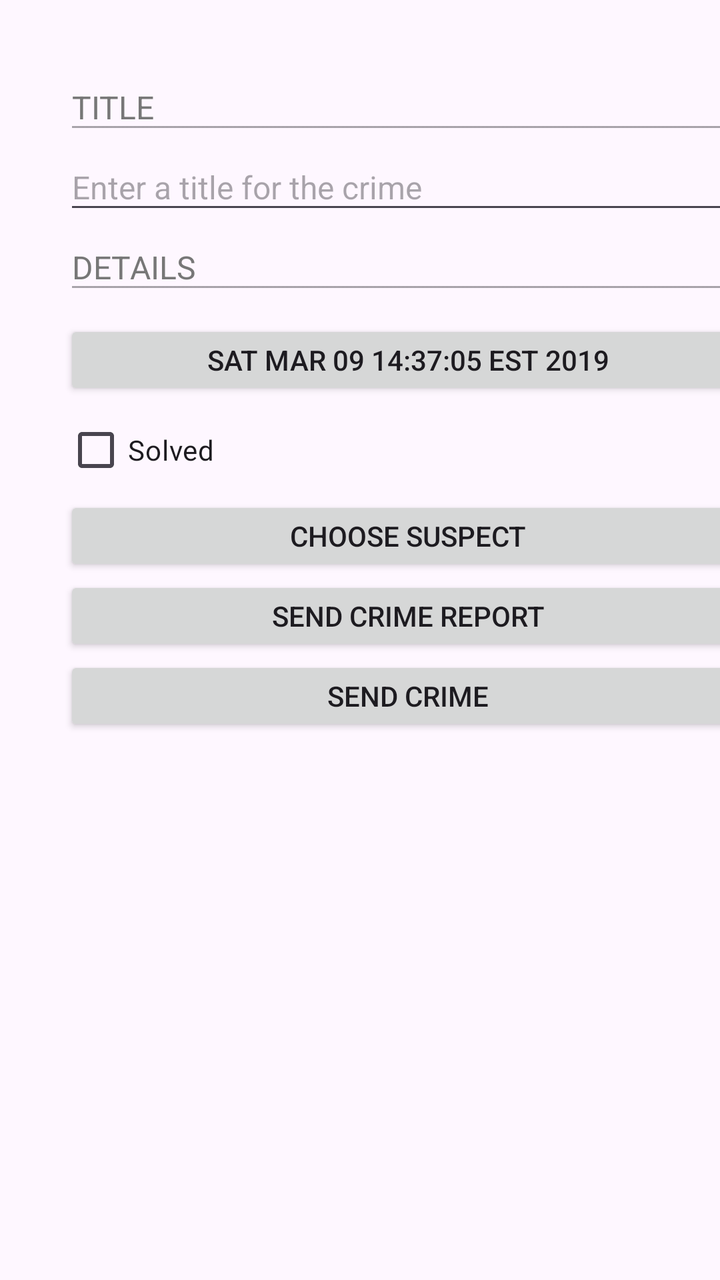
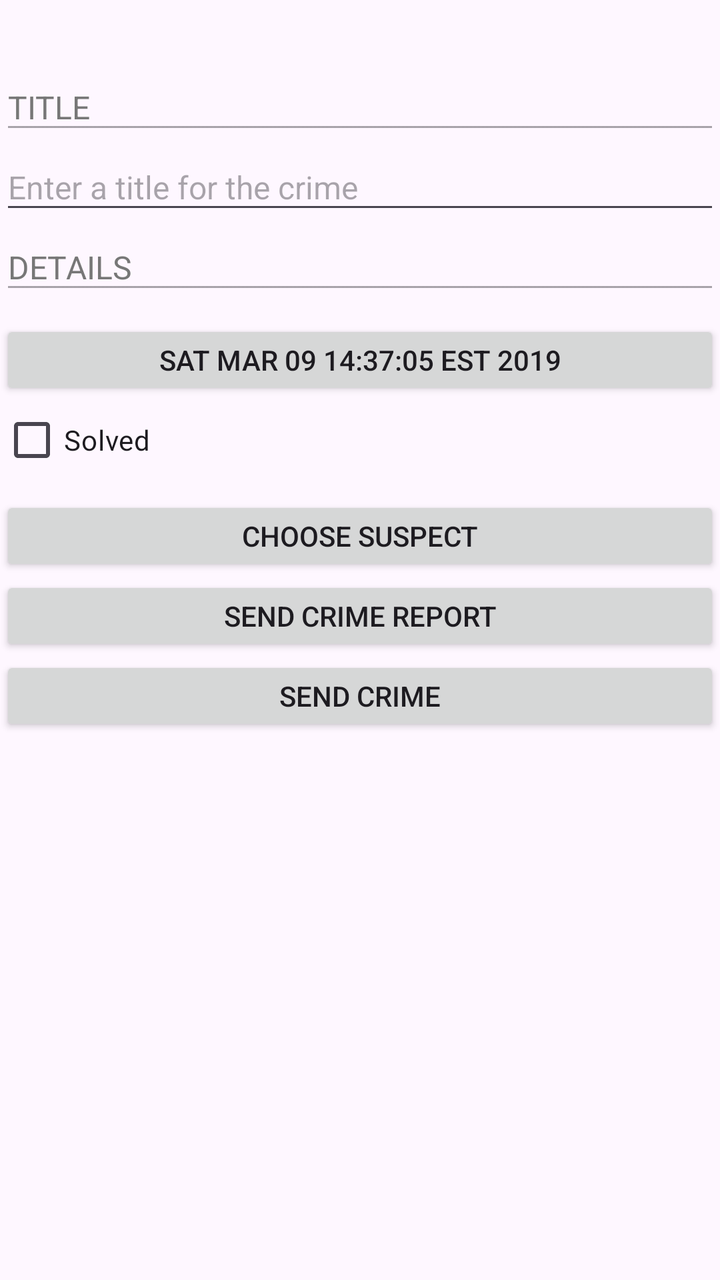

The first picture is an Android layout as it rendered before a commit; the second is the same layout after the commit. The layout source and the unified diff follow.
<!-- AndroidManifest.xml: application theme Theme.Zd4_Moskvinav2 -->
<!-- res/layout/activity_main.xml -->
<?xml version="1.0" encoding="utf-8"?>
<androidx.constraintlayout.widget.ConstraintLayout xmlns:android="http://schemas.android.com/apk/res/android"
    xmlns:app="http://schemas.android.com/apk/res-auto"
    xmlns:tools="http://schemas.android.com/tools"
    android:id="@+id/main"
    android:layout_width="match_parent"
    android:layout_height="match_parent"
    tools:context=".MainActivity">

    <EditText
        android:layout_width="344dp"
        android:layout_height="40dp"
        android:layout_marginLeft="32dp"
        android:layout_marginTop="32dp"
        android:text="@string/title"
        android:textColor="@color/gray"
        android:textSize="16sp"
        android:enabled="false"
        app:layout_constraintLeft_toLeftOf="parent"
        app:layout_constraintTop_toTopOf="parent" />

    <EditText
        android:id="@+id/titles"
        android:layout_width="344dp"
        android:layout_height="40dp"
        android:layout_marginLeft="32dp"
        android:layout_marginTop="72dp"
        android:enabled="true"
        android:hint="@string/text2"
        android:textSize="16sp"
        app:layout_constraintLeft_toLeftOf="parent"
        app:layout_constraintTop_toTopOf="parent" />

    <EditText
        android:layout_width="344dp"
        android:layout_height="40dp"
        android:layout_marginLeft="32dp"
        android:layout_marginTop="112dp"
        android:enabled="false"
        android:textColor="@color/gray"
        android:text="@string/text3"
        android:textSize="16sp"
        app:layout_constraintLeft_toLeftOf="parent"
        app:layout_constraintTop_toTopOf="parent" />

    <androidx.appcompat.widget.AppCompatButton
        android:id="@+id/dates"
        android:layout_width="344dp"
        android:layout_height="40dp"
        android:layout_marginLeft="32dp"
        android:layout_marginTop="160dp"
        android:text="@string/text4"
        app:layout_constraintLeft_toLeftOf="parent"
        app:layout_constraintTop_toTopOf="parent" />

    <CheckBox
        android:id="@+id/solvedds"
        android:layout_width="344dp"
        android:layout_height="50dp"
        android:layout_marginLeft="32dp"
        android:layout_marginTop="200dp"
        android:text="@string/text5"
        app:layout_constraintLeft_toLeftOf="parent"
        app:layout_constraintTop_toTopOf="parent" />

    <androidx.appcompat.widget.AppCompatButton
        android:id="@+id/crime_suspect"
        android:layout_width="344dp"
        android:layout_height="40dp"
        android:layout_marginLeft="32dp"
        android:layout_marginTop="248dp"
        android:text="@string/text6"
        app:layout_constraintLeft_toLeftOf="parent"
        app:layout_constraintTop_toTopOf="parent" />

    <androidx.appcompat.widget.AppCompatButton
        android:id="@+id/crime_call_suspect"
        android:layout_width="344dp"
        android:layout_height="40dp"
        android:layout_marginLeft="32dp"
        android:layout_marginTop="288dp"
        android:enabled="true"
        android:text="@string/text7"
        app:layout_constraintLeft_toLeftOf="parent"
        app:layout_constraintTop_toTopOf="parent" />


    <androidx.appcompat.widget.AppCompatButton
        android:id="@+id/crime_send_report"
        android:layout_width="344dp"
        android:layout_height="40dp"
        android:layout_marginLeft="32dp"
        android:layout_marginTop="328dp"
        android:enabled="true"
        android:text="@string/sendreport"
        app:layout_constraintLeft_toLeftOf="parent"
        app:layout_constraintTop_toTopOf="parent" />

</androidx.constraintlayout.widget.ConstraintLayout>
<!-- resources referenced by this layout -->
<resources>
  <color name="gray">#777777</color>
  <string name="sendreport">Send crime</string>
  <string name="text2">Enter a title for the crime</string>
  <string name="text3">DETAILS</string>
  <string name="text4">SAT MAR 09 14:37:05 EST 2019</string>
  <string name="text5">Solved</string>
  <string name="text6">CHOOSE SUSPECT</string>
  <string name="text7">SEND CRIME REPORT</string>
  <string name="title">TITLE</string>
  <style name="Theme.Zd4_Moskvinav2" parent="Base.Theme.Zd4_Moskvinav2" />
  <style name="Base.Theme.Zd4_Moskvinav2" parent="Theme.Material3.DayNight.NoActionBar">
          
          
      </style>
</resources>

<!-- the commit's change to res/layout/activity_main.xml (unified diff, before → after) -->
@@ -8,9 +8,8 @@
     tools:context=".MainActivity">
 
     <EditText
-        android:layout_width="344dp"
+        android:layout_width="match_parent"
         android:layout_height="40dp"
-        android:layout_marginLeft="32dp"
         android:layout_marginTop="32dp"
         android:text="@string/title"
         android:textColor="@color/gray"
@@ -21,9 +20,8 @@
 
     <EditText
         android:id="@+id/titles"
-        android:layout_width="344dp"
+        android:layout_width="match_parent"
         android:layout_height="40dp"
-        android:layout_marginLeft="32dp"
         android:layout_marginTop="72dp"
         android:enabled="true"
         android:hint="@string/text2"
@@ -32,9 +30,8 @@
         app:layout_constraintTop_toTopOf="parent" />
 
     <EditText
-        android:layout_width="344dp"
+        android:layout_width="match_parent"
         android:layout_height="40dp"
-        android:layout_marginLeft="32dp"
         android:layout_marginTop="112dp"
         android:enabled="false"
         android:textColor="@color/gray"
@@ -45,9 +42,8 @@
 
     <androidx.appcompat.widget.AppCompatButton
         android:id="@+id/dates"
-        android:layout_width="344dp"
+        android:layout_width="match_parent"
         android:layout_height="40dp"
-        android:layout_marginLeft="32dp"
         android:layout_marginTop="160dp"
         android:text="@string/text4"
         app:layout_constraintLeft_toLeftOf="parent"
@@ -55,9 +51,8 @@
 
     <CheckBox
         android:id="@+id/solvedds"
-        android:layout_width="344dp"
-        android:layout_height="50dp"
-        android:layout_marginLeft="32dp"
+        android:layout_width="match_parent"
+        android:layout_height="40dp"
         android:layout_marginTop="200dp"
         android:text="@string/text5"
         app:layout_constraintLeft_toLeftOf="parent"
@@ -65,9 +60,8 @@
 
     <androidx.appcompat.widget.AppCompatButton
         android:id="@+id/crime_suspect"
-        android:layout_width="344dp"
+        android:layout_width="match_parent"
         android:layout_height="40dp"
-        android:layout_marginLeft="32dp"
         android:layout_marginTop="248dp"
         android:text="@string/text6"
         app:layout_constraintLeft_toLeftOf="parent"
@@ -75,9 +69,8 @@
 
     <androidx.appcompat.widget.AppCompatButton
         android:id="@+id/crime_call_suspect"
-        android:layout_width="344dp"
+        android:layout_width="match_parent"
         android:layout_height="40dp"
-        android:layout_marginLeft="32dp"
         android:layout_marginTop="288dp"
         android:enabled="true"
         android:text="@string/text7"
@@ -87,9 +80,8 @@
 
     <androidx.appcompat.widget.AppCompatButton
         android:id="@+id/crime_send_report"
-        android:layout_width="344dp"
+        android:layout_width="match_parent"
         android:layout_height="40dp"
-        android:layout_marginLeft="32dp"
         android:layout_marginTop="328dp"
         android:enabled="true"
         android:text="@string/sendreport"
